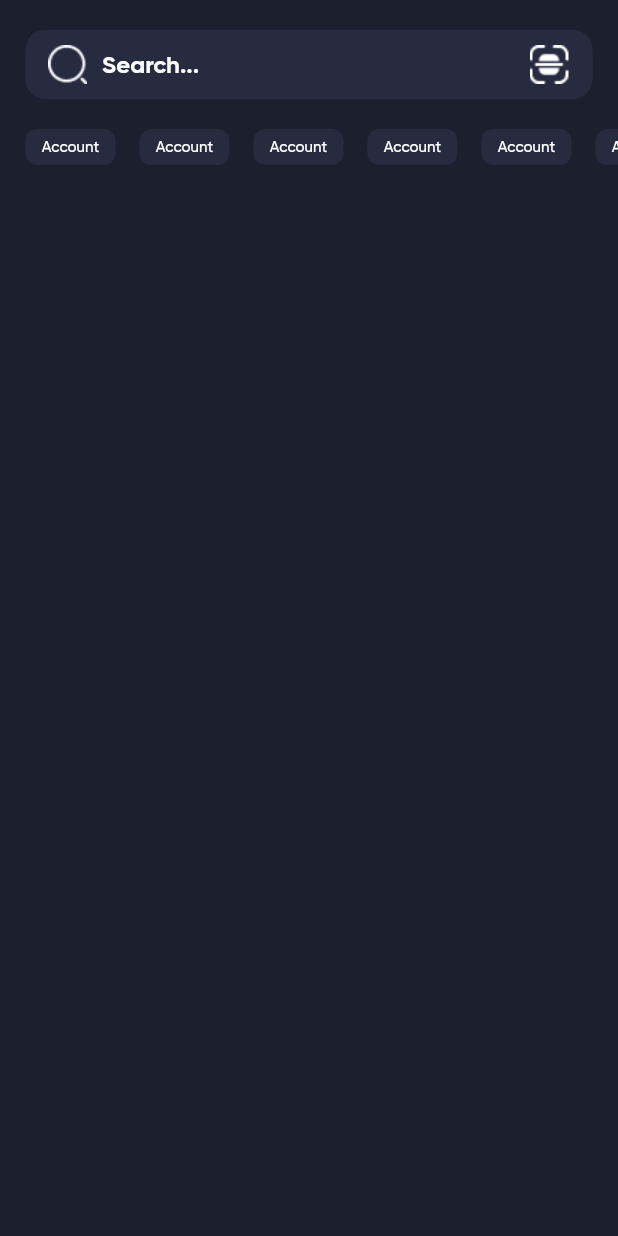
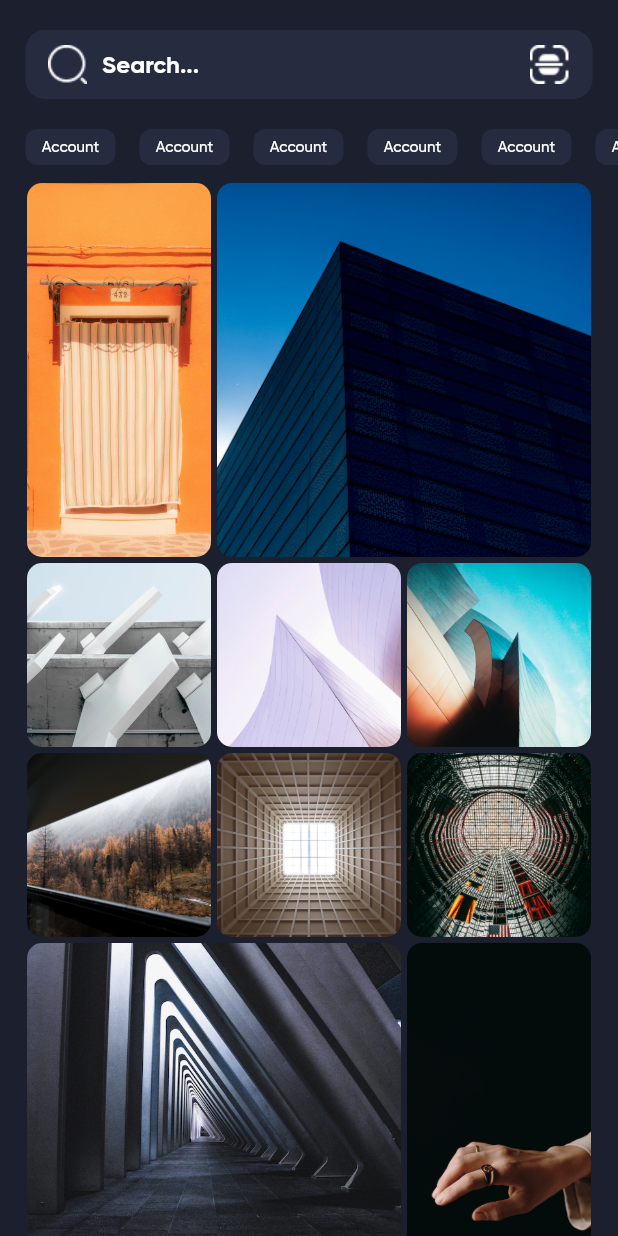
Before and after one commit to Ehsan973/flutter_instagram_app, a Flutter app: the screen it shows after launch, on a phone screen of 412 x 824 dp. Run offline on Flutter 3.47's test engine with Material 2 defaults, Android fonts, the phone set to English and light mode, and no system bars; our stand-ins replace dotted_border.

Commit message:
Complete search screen (Staggered grid view)

```diff
--- a/lib/screens/search_screen.dart
+++ b/lib/screens/search_screen.dart
@@ -1,4 +1,5 @@
 import 'package:flutter/material.dart';
+import 'package:flutter_staggered_grid_view/flutter_staggered_grid_view.dart';
 
 class SearchScreen extends StatelessWidget {
   const SearchScreen({super.key});
@@ -8,9 +9,89 @@ class SearchScreen extends StatelessWidget {
     return Scaffold(
       backgroundColor: Color(0xFF1C1F2E),
       body: SafeArea(
-        child: Column(
-          children: [
-            Container(
+        child: CustomScrollView(
+          slivers: [
+            SliverToBoxAdapter(
+              child: _getSearchBox(),
+            ),
+            SliverToBoxAdapter(
+              child: _getCategoryList(),
+            ),
+            SliverPadding(
+              padding: EdgeInsets.symmetric(horizontal: 18),
+              sliver: _getPostGridWithSliver(),
+            ),
+          ],
+        ),
+      ),
+    );
+  }
+
+  Widget _getPostGridWithSliver() {
+    return SliverGrid(
+      delegate: SliverChildBuilderDelegate(
+        (context, index) {
+          return ClipRRect(
+            borderRadius: BorderRadius.circular(10),
+            child: Image.asset(
+              'assets/images/item${index % 10}.png',
+              fit: BoxFit.cover,
+            ),
+          );
+        },
+      ),
+      gridDelegate: SliverQuiltedGridDelegate(
+        crossAxisCount: 3,
+        mainAxisSpacing: 4,
+        crossAxisSpacing: 4,
+        repeatPattern: QuiltedGridRepeatPattern.inverted,
+        pattern: [
+          QuiltedGridTile(2, 1),
+          QuiltedGridTile(2, 2),
+          QuiltedGridTile(1, 1),
+          QuiltedGridTile(1, 1),
+          QuiltedGridTile(1, 1),
+        ],
+      ),
+    );
+  }
+
+  Widget _getPostGrid() {
+    return Expanded(
+      child: Padding(
+        padding: EdgeInsets.symmetric(horizontal: 18),
+        child: GridView.custom(
+          gridDelegate: SliverQuiltedGridDelegate(
+            crossAxisCount: 3,
+            mainAxisSpacing: 4,
+            crossAxisSpacing: 4,
+            repeatPattern: QuiltedGridRepeatPattern.inverted,
+            pattern: [
+              QuiltedGridTile(2, 1),
+              QuiltedGridTile(2, 2),
+              QuiltedGridTile(1, 1),
+              QuiltedGridTile(1, 1),
+              QuiltedGridTile(1, 1),
+            ],
+          ),
+          childrenDelegate: SliverChildBuilderDelegate(
+            (context, index) {
+              return ClipRRect(
+                borderRadius: BorderRadius.circular(10),
+                child: Image.asset(
+                  'assets/images/item${index % 10}.png',
+                  fit: BoxFit.cover,
+                ),
+              );
+            },
+          ),
+        ),
+      ),
+    );
+  }
+
+  Widget _getSearchBox() {
+    return Container(
       margin: EdgeInsets.symmetric(
         vertical: 20,
         horizontal: 17,
@@ -47,15 +128,10 @@ class SearchScreen extends StatelessWidget {
           ],
         ),
       ),
-            ),
-            _getStoryList(),
-          ],
-        ),
-      ),
     );
   }
 
-  Widget _getStoryList() {
+  Widget _getCategoryList() {
     return Padding(
       padding: EdgeInsets.only(
         bottom: 12,
--- a/pubspec.yaml
+++ b/pubspec.yaml
@@ -31,6 +31,7 @@ dependencies:
   flutter:
     sdk: flutter
   dotted_border: ^2.0.0+3
+  flutter_staggered_grid_view: ^0.7.0
 
   # The following adds the Cupertino Icons font to your application.
   # Use with the CupertinoIcons class for iOS style icons.
```
Also changed, not shown: pubspec.lock. Lines whose indentation alone changed are shown as unchanged.
